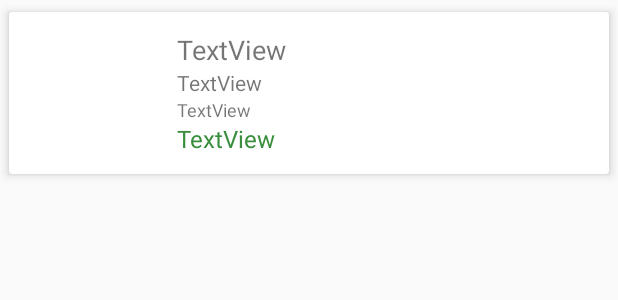
After one commit to EnterSnowman/InternetShop, an Android app: the layout product_basket_item.xml on its own in the app's theme, with its tools: preview values and no code run, on a phone screen of 412 x 824 dp. The commit adds this screen. Shown: the top 300 px of the screen. Run offline under Robolectric (Android 15) with nearby library versions, the phone set to English and light mode, and no system bars.

Commit message:
Added BasketActivity

```diff
--- a/app/build.gradle
+++ b/app/build.gradle
@@ -53,4 +53,5 @@ dependencies {
 
 
 
+
 apply plugin: 'com.google.gms.google-services'
--- a/app/src/main/AndroidManifest.xml
+++ b/app/src/main/AndroidManifest.xml
@@ -31,7 +31,11 @@
         <activity android:name=".ProductActivity" />
         <activity android:name=".CategoryActivity" />
         <activity android:name=".ReviewsActivity" />
-        <activity android:name=".AddReviewActivity"></activity>
+        <activity android:name=".AddReviewActivity" />
+        <activity
+            android:name=".BasketActivity"
+            android:label="@string/title_activity_basket"
+            android:theme="@style/AppTheme.NoActionBar"></activity>
     </application>
 
 </manifest>
--- a/app/src/main/java/com/entersnowman/internetshop/GeneralActivity.java
+++ b/app/src/main/java/com/entersnowman/internetshop/GeneralActivity.java
@@ -187,6 +187,9 @@ public class GeneralActivity extends AppCompatActivity
                 finish();
             }
         }
+        if (id ==  R.id.nav_basket){
+            startActivity(new Intent(this,BasketActivity.class));
+        }
 
         DrawerLayout drawer = (DrawerLayout) findViewById(R.id.drawer_layout);
         drawer.closeDrawer(GravityCompat.START);
--- a/app/src/main/java/com/entersnowman/internetshop/adapter/ReviewAdapter.java
+++ b/app/src/main/java/com/entersnowman/internetshop/adapter/ReviewAdapter.java
@@ -11,7 +11,9 @@ import android.widget.TextView;
 import com.entersnowman.internetshop.R;
 import com.entersnowman.internetshop.model.Review;
 
+import java.text.SimpleDateFormat;
 import java.util.ArrayList;
+import java.util.Date;
 
 /**
  * Created by Valentin on 30.04.2017.
@@ -36,7 +38,8 @@ public class ReviewAdapter extends RecyclerView.Adapter<ReviewAdapter.ReviewHold
     public void onBindViewHolder(ReviewHolder holder, int position) {
         holder.reviewText.setText(reviews.get(position).getReviewText());
         holder.buyerName.setText(reviews.get(position).getBuyerName());
-        //holder.reviewDate.setText(reviews.get(position).getReviewDate());
+        SimpleDateFormat sfd = new SimpleDateFormat("dd MM yyyy");
+        holder.reviewDate.setText( sfd.format(new Date(reviews.get(position).getReviewDate())));
         holder.reviewRating.setRating(reviews.get(position).getRating());
     }
 
--- /dev/null
+++ b/app/src/main/res/layout/product_basket_item.xml
@@ -0,0 +1,80 @@
+<?xml version="1.0" encoding="utf-8"?>
+<android.support.v7.widget.CardView xmlns:android="http://schemas.android.com/apk/res/android"
+    xmlns:app="http://schemas.android.com/apk/res-auto"
+    android:orientation="vertical"
+    android:layout_width="match_parent"
+    android:layout_height="wrap_content"
+    android:layout_margin="1dp"
+    app:cardUseCompatPadding="true"
+    app:cardElevation="4dp"
+    app:cardCornerRadius="2dp">
+
+    <RelativeLayout
+        android:layout_width="match_parent"
+        android:layout_height="wrap_content"
+        android:padding="4dp">
+
+        <ImageView
+            android:id="@+id/product_photo"
+            android:layout_width="100dp"
+            android:layout_height="100dp"
+            android:layout_marginRight="8dp" />
+
+        <LinearLayout
+            android:layout_width="match_parent"
+            android:layout_height="wrap_content"
+            android:layout_centerVertical="true"
+            android:layout_toEndOf="@+id/product_photo"
+            android:layout_toRightOf="@+id/product_photo"
+            android:orientation="vertical">
+
+            <TextView
+                android:id="@+id/product_name"
+                android:layout_width="wrap_content"
+                android:layout_height="wrap_content"
+                android:layout_alignParentTop="true"
+                android:layout_toEndOf="@+id/product_photo"
+                android:layout_toRightOf="@+id/product_photo"
+                android:layout_weight="1"
+                android:maxLines="2"
+                android:text="TextView"
+                android:textSize="18sp" />
+
+            <TextView
+                android:id="@+id/product_category"
+                android:layout_width="wrap_content"
+                android:layout_height="wrap_content"
+                android:layout_below="@+id/product_name"
+                android:layout_toEndOf="@+id/product_photo"
+                android:layout_toRightOf="@+id/product_photo"
+                android:layout_weight="1"
+                android:text="TextView"
+                android:textSize="14sp" />
+
+            <TextView
+                android:id="@+id/product_availability"
+                android:layout_width="wrap_content"
+                android:layout_height="wrap_content"
+                android:layout_below="@+id/product_category"
+                android:layout_toEndOf="@+id/product_photo"
+                android:layout_toRightOf="@+id/product_photo"
+                android:layout_weight="1"
+                android:text="TextView"
+                android:textSize="12sp" />
+
+            <TextView
+                android:id="@+id/product_price"
+                android:layout_width="wrap_content"
+                android:layout_height="wrap_content"
+                android:layout_below="@+id/product_availability"
+                android:layout_toEndOf="@+id/product_photo"
+                android:layout_toRightOf="@+id/product_photo"
+                android:layout_weight="1"
+                android:text="TextView"
+                android:textColor="@color/primary_dark"
+                android:textSize="16sp" />
+
+        </LinearLayout>
+
+    </RelativeLayout>
+</android.support.v7.widget.CardView>
--- a/app/src/main/res/values/strings.xml
+++ b/app/src/main/res/values/strings.xml
@@ -24,10 +24,12 @@
     <string name="product_removed_from_fav">Product removed from favorites</string>
     <string name="description">Description</string>
     <string name="characteristics">Characteristics</string>
-    <string name="reviews">Rewiews</string>
+    <string name="reviews">Reviews</string>
     <string name="send">Send</string>
     <string name="give_feedback">Give feedback</string>
     <string name="input_your_review">Input your review...</string>
     <string name="rate_product">Please, rate product from 1 to 5</string>
     <string name="input_review">Please, input review</string>
+    <string name="title_activity_basket">BasketActivity</string>
+    <string name="your_basket">Your basket</string>
 </resources>
```
Also changed, not shown: app/src/main/java/com/entersnowman/internetshop/AddReviewActivity.java (+14 -4 lines), app/src/main/java/com/entersnowman/internetshop/BasketActivity.java (added, +100 -0 lines), app/src/main/java/com/entersnowman/internetshop/ReviewsActivity.java (+23 -1 lines), app/src/main/java/com/entersnowman/internetshop/adapter/BasketAdapter.java (added, +84 -0 lines), app/src/main/java/com/entersnowman/internetshop/model/Product.java (+8 -1 lines), app/src/main/java/com/entersnowman/internetshop/model/Review.java (+9 -7 lines), app/src/main/res/layout/activity_basket.xml (added, +33 -0 lines), app/src/main/res/layout/content_basket.xml (added, +14 -0 lines).
